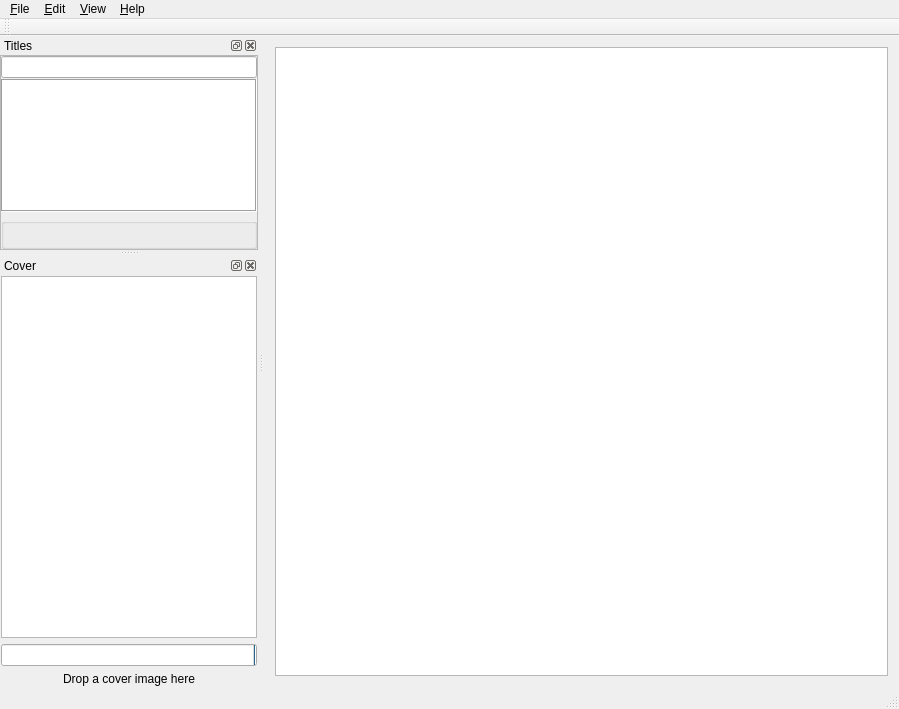
This is mainwindow.ui in ijprest/GCDCollector as Qt 5 draws it before an edit. The edited form follows.
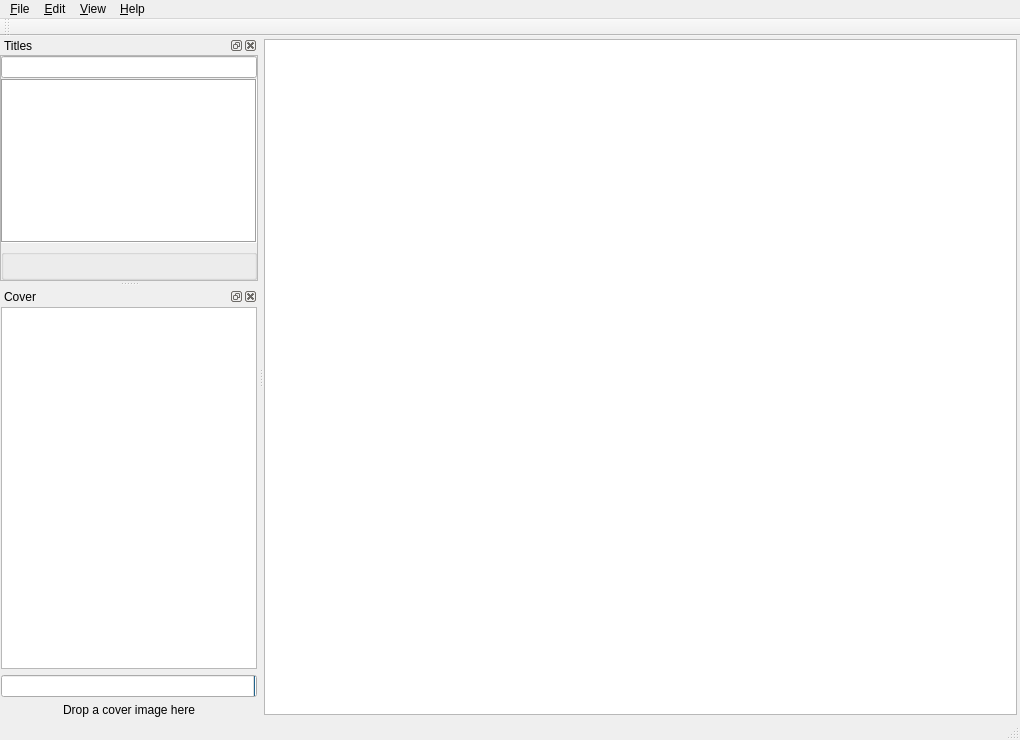
This is the edited form. Custom widgets are drawn as their Qt base class.

Diff of the .ui file:
```diff
--- a/mainwindow.ui
+++ b/mainwindow.ui
@@ -6,8 +6,8 @@
    <rect>
     <x>0</x>
     <y>0</y>
-    <width>899</width>
-    <height>709</height>
+    <width>1020</width>
+    <height>740</height>
    </rect>
   </property>
   <property name="windowTitle">
@@ -15,6 +15,18 @@
   </property>
   <widget class="QWidget" name="centralWidget">
    <layout class="QVBoxLayout" name="verticalLayout_4">
+    <property name="leftMargin">
+     <number>0</number>
+    </property>
+    <property name="topMargin">
+     <number>3</number>
+    </property>
+    <property name="rightMargin">
+     <number>3</number>
+    </property>
+    <property name="bottomMargin">
+     <number>3</number>
+    </property>
     <item>
      <widget class="ComicList" name="issueList">
       <property name="sizePolicy">
@@ -56,7 +68,7 @@
     <rect>
      <x>0</x>
      <y>0</y>
-     <width>899</width>
+     <width>1020</width>
      <height>22</height>
     </rect>
    </property>
@@ -204,9 +216,6 @@
              <property name="editTriggers">
               <set>QAbstractItemView::NoEditTriggers</set>
              </property>
-             <property name="alternatingRowColors">
-              <bool>true</bool>
-             </property>
              <property name="selectionMode">
               <enum>QAbstractItemView::SingleSelection</enum>
              </property>
```
Left out of the diff: 12 changed lines with no effect on the pictures.
